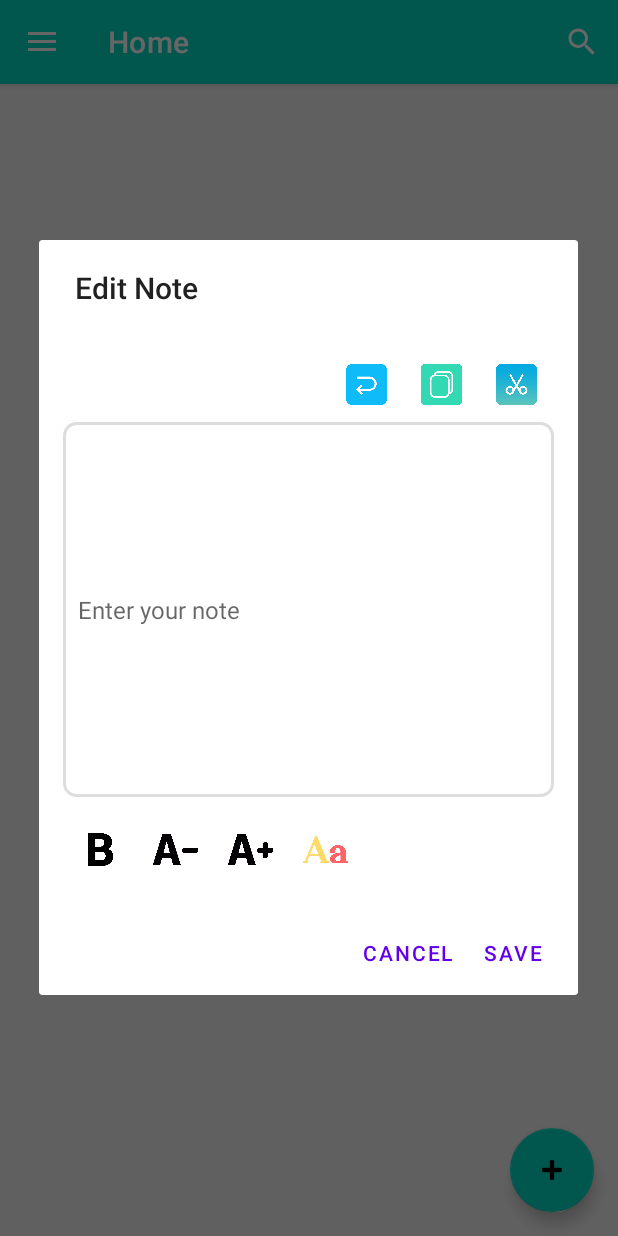
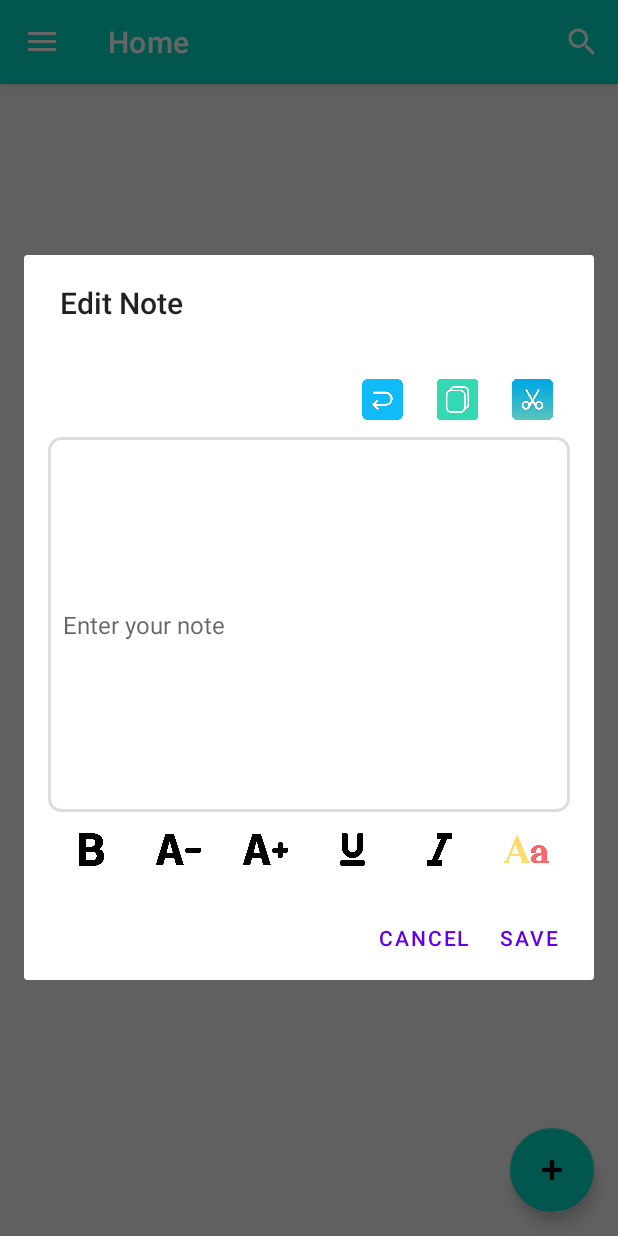
Before and after one commit to Arifin009/Sticky-Note-app, an Android app: the screen it shows after launch (MainActivity), after a tap on an icon or button, on a phone screen of 412 x 824 dp. Run offline under Robolectric (Android 15) with nearby library versions, the phone set to English and light mode, and no system bars; our stand-ins replace navigation-ui.

Commit message:
italic and underline is added

```diff
--- a/app/src/main/java/com/example/stickynotes/MainActivity.kt
+++ b/app/src/main/java/com/example/stickynotes/MainActivity.kt
@@ -215,6 +215,8 @@ class MainActivity : AppCompatActivity() {
         val copyButton = dialogView.findViewById<ImageButton>(R.id.copyButton)
         val cutButton = dialogView.findViewById<ImageButton>(R.id.cutButton)
         val undoButton = dialogView.findViewById<ImageButton>(R.id.undoButton)
+        val unnderlineBtn = dialogView.findViewById<ImageButton>(R.id.unnderlineBtn)
+        val italicBtn = dialogView.findViewById<ImageButton>(R.id.italicBtn)
 
         // Set the initial text of EditText
         editText.setText(currentNote)
@@ -223,6 +225,12 @@ class MainActivity : AppCompatActivity() {
         // Set up button click listeners
         boldButton.setOnClickListener {
             buttonBold(it)
+        }
+        unnderlineBtn.setOnClickListener{
+         buttonUnderline(it)
+        }
+        italicBtn.setOnClickListener{
+            buttonItalics(it)
         }
         undoButton.setOnClickListener{
             undoAction()
@@ -337,6 +345,7 @@ fun disableActionMode()
     }
 }
     fun buttonItalics(view: View) {
+        saveState()
         val spannableString = SpannableStringBuilder(editText.text)
         spannableString.setSpan(
             StyleSpan(Typeface.ITALIC),
@@ -349,6 +358,7 @@ fun disableActionMode()
 
     // Method to apply underline style
     fun buttonUnderline(view: View) {
+        saveState()
         val spannableString = SpannableStringBuilder(editText.text)
         spannableString.setSpan(
             UnderlineSpan(),
--- a/app/src/main/res/layout/edit_text_templete.xml
+++ b/app/src/main/res/layout/edit_text_templete.xml
@@ -71,46 +71,72 @@
 
         <ImageButton
             android:id="@+id/boldButton"
-            android:layout_width="30dp"
+           android:layout_width="0dp"
+            android:layout_weight="1"
             android:layout_height="30dp"
             android:src="@drawable/ic_bold"
             android:contentDescription="Bold Text"
             android:background="?attr/selectableItemBackgroundBorderless"
             android:scaleType="fitCenter"
-            android:layout_margin="10dp"
+
             android:padding="4dp"/>
 
         <ImageButton
             android:id="@+id/textSizeReduce"
-            android:layout_width="30dp"
+           android:layout_width="0dp"
+            android:layout_weight="1"
             android:layout_height="30dp"
             android:src="@drawable/ic_size_reduce"
             android:contentDescription="Change Text Size"
             android:background="?attr/selectableItemBackgroundBorderless"
             android:scaleType="fitCenter"
-            android:layout_margin="10dp" />
+            />
 
         <ImageButton
             android:id="@+id/textSizeInc"
-            android:layout_width="30dp"
+           android:layout_width="0dp"
+            android:layout_weight="1"
             android:layout_height="30dp"
             android:src="@drawable/ic_size_increase"
             android:contentDescription="Change Text Size"
             android:background="?attr/selectableItemBackgroundBorderless"
             android:scaleType="fitCenter"
-            android:layout_margin="10dp"
+
 
            />
+        <ImageButton
+            android:id="@+id/unnderlineBtn"
+           android:layout_width="0dp"
+            android:layout_weight="1"
+            android:layout_height="30dp"
+            android:src="@drawable/underline"
+            android:contentDescription="Change Text Color"
+            android:background="?attr/selectableItemBackgroundBorderless"
+            android:scaleType="fitCenter"
+
+            android:padding="4dp"/>
 
         <ImageButton
+            android:id="@+id/italicBtn"
+           android:layout_width="0dp"
+            android:layout_weight="1"
+            android:layout_height="30dp"
+            android:src="@drawable/italic_icon"
+            android:contentDescription="Change Text Color"
+            android:background="?attr/selectableItemBackgroundBorderless"
+            android:scaleType="fitCenter"
+
+            android:padding="4dp"/>
+        <ImageButton
             android:id="@+id/colorButton"
-            android:layout_width="30dp"
+           android:layout_width="0dp"
+            android:layout_weight="1"
             android:layout_height="30dp"
             android:src="@drawable/ic_color"
             android:contentDescription="Change Text Color"
             android:background="?attr/selectableItemBackgroundBorderless"
             android:scaleType="fitCenter"
-            android:layout_margin="10dp" />
+            />
 
     </LinearLayout>
 
```
Also changed, not shown: app/src/main/res/drawable/italic_icon.png (added), app/src/main/res/drawable/underline.png (added).
